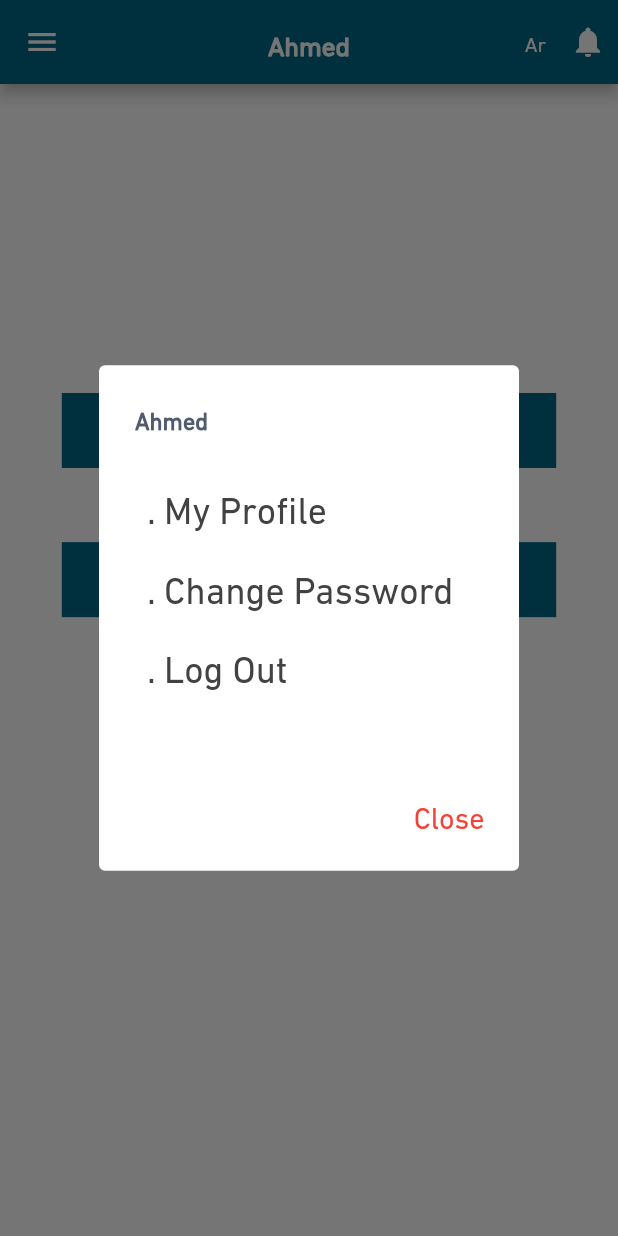
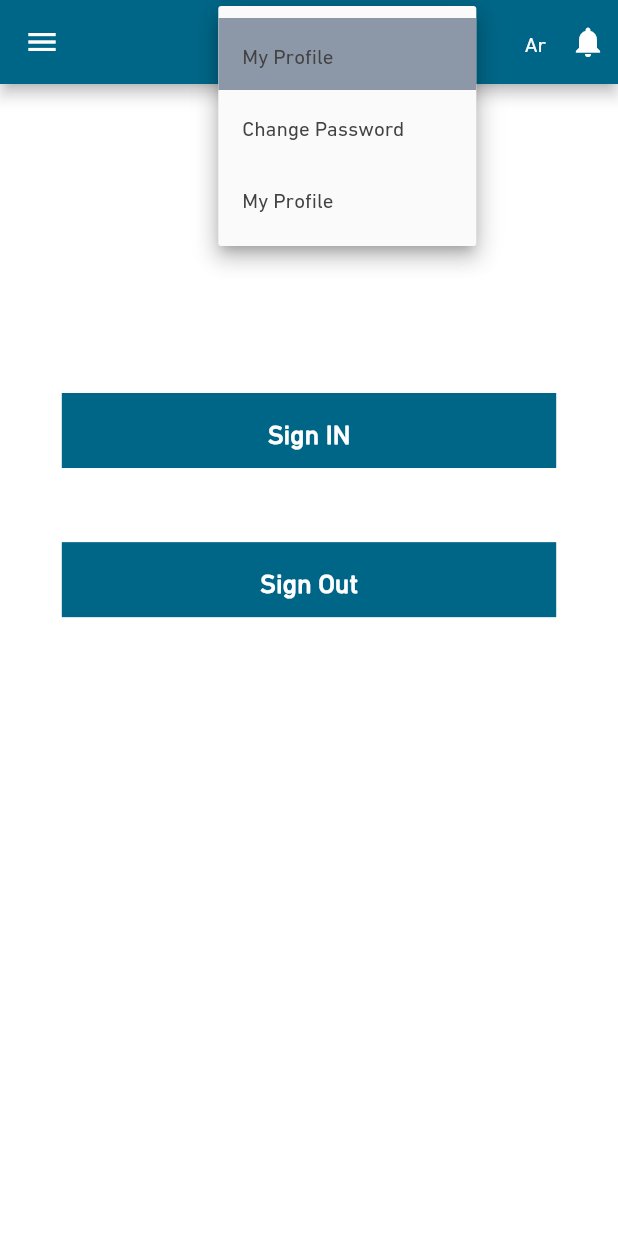
Before and after one commit to khaled-nagy/b_smart, a Flutter app: the HomePage screen opened directly, after a tap on "Ahmed", on a phone screen of 412 x 824 dp. Run offline on Flutter 3.47's test engine with Material 2 defaults, Android fonts, the phone set to English and light mode, and no system bars; our stand-ins replace easy_localization, firebase_messaging, flutter_rating_bar, flutter_spinkit, fluttertoast, location and 4 more; accounts and stored records are empty.

Commit message:
some changes in appbar

```diff
--- a/lib/main.dart
+++ b/lib/main.dart
@@ -1,11 +1,11 @@
 import 'package:b_smart/src/screens/splash_screen.dart';
+import 'package:b_smart/src/statemanagment/Change_Language.dart';
 import 'package:b_smart/src/statemanagment/selectRequestType.dart';
 import 'package:easy_localization/easy_localization.dart';
  import 'package:flutter/material.dart';
 import 'package:flutter_localizations/flutter_localizations.dart';
 import 'package:provider/provider.dart';
-import 'package:device_preview/device_preview.dart';
-void main() {
+ void main() {
   WidgetsFlutterBinding.ensureInitialized();
   // PushNotificationService().initialise();
   runApp(
@@ -37,6 +37,9 @@ class MyApp extends StatelessWidget {
       providers: [
         ChangeNotifierProvider<SelectRequest>(create: (context) {
               return SelectRequest();
+         },),
+         ChangeNotifierProvider<ChangeLanguage>(create: (context) {
+              return ChangeLanguage();
          },)
       ],
           child: MaterialApp(
--- /dev/null
+++ b/lib/src/statemanagment/Change_Language.dart
@@ -0,0 +1,13 @@
+import 'package:flutter/material.dart';
+
+
+    class ChangeLanguage  extends ChangeNotifier {
+        String _language ;
+        String get language {
+          return _language;
+        }
+        set language (type){
+       this._language = type;
+       notifyListeners();
+        }
+    }
--- a/lib/src/widgets/Appbar.dart
+++ b/lib/src/widgets/Appbar.dart
@@ -1,6 +1,7 @@
 import 'package:flutter/material.dart';
 
 Widget appbar({BuildContext context}) {
+  var size = MediaQuery.of(context).size;
   return AppBar(
     actions: [
       Padding(
@@ -12,46 +13,84 @@ Widget appbar({BuildContext context}) {
         child: Center(child: Icon(Icons.notifications)),
       ),
     ],
-    title: InkWell(
-      onTap: (){
-         showDialog(context: context,builder:(context){
-           return AlertDialog(elevation: 0,
-             title: Text("Ahmed",style: Theme.of(context).textTheme.headline2,),
-             content: Container(height: 170.0,
-               child: Column(crossAxisAlignment: CrossAxisAlignment.start,
+    title: Row(
       children: [
-                   Padding(
-                     padding: const EdgeInsets.all(8.0),
-                     child: Text(". My Profile",style: TextStyle(fontSize: 25.0),),
+        SizedBox(
+          width: size.width * 0.2,
         ),
-                   Padding(
-                     padding: const EdgeInsets.all(8.0),
-                     child: Text(". Change Password",style: TextStyle(fontSize: 25.0),),
+        DropdownButton(
+          isDense: false,
+          isExpanded: false,
+          underline: Container(),
+          hint: Text("Ahmed",
+              style: TextStyle(
+                  color: Colors.white,
+                  fontWeight: FontWeight.w600,
+                  fontSize: 20.0)),
+          iconDisabledColor: Theme.of(context).backgroundColor,
+
+          iconEnabledColor: Theme.of(context).backgroundColor,
+          //  value: "Ahmed",
+          onChanged: (value) {
+            value = "Ahmed";
+          },
+          items: [
+            DropdownMenuItem(
+              child: Text("My Profile"),
+              value: "My Profile",
             ),
-                   Padding(
-                     padding: const EdgeInsets.all(8.0),
-                     child: Text(". Log Out",style: TextStyle(fontSize: 25.0),),
-                   )
+            DropdownMenuItem(
+              child: Text("Change Password"),
+              value: "My Profile",
+            ),
+            DropdownMenuItem(
+              child: Text("My Profile"),
+              value: "Log Out",
+            ),
           ],
         ),
-             ),actions: [
-               Padding(
-                 padding: const EdgeInsets.all(15),
-                 child: InkWell(
-                   onTap: (){
-                     Navigator.pop(context);
-                   },
-                   child: Text("Close",style: TextStyle(color: Colors.red,fontSize: 20.0),)),
-               )
       ],
-           );
-         } );
-      },
-          child: Text(
-        "Ahmed",
-        style: Theme.of(context).textTheme.headline1,
     ),
-    ),
+    // title: InkWell(
+    //   onTap: (){
+    //      showDialog(context: context,builder:(context){
+    //        return AlertDialog(elevation: 0,
+    //          title: Text("Ahmed",style: Theme.of(context).textTheme.headline2,),
+    //          content: Container(height: 170.0,
+    //            child: Column(crossAxisAlignment: CrossAxisAlignment.start,
+    //              children: [
+    //                Padding(
+    //                  padding: const EdgeInsets.all(8.0),
+    //                  child: Text(". My Profile",style: TextStyle(fontSize: 25.0),),
+    //                ),
+    //                Padding(
+    //                  padding: const EdgeInsets.all(8.0),
+    //                  child: Text(". Change Password",style: TextStyle(fontSize: 25.0),),
+    //                ),
+    //                Padding(
+    //                  padding: const EdgeInsets.all(8.0),
+    //                  child: Text(". Log Out",style: TextStyle(fontSize: 25.0),),
+    //                )
+    //              ],
+    //            ),
+    //          ),actions: [
+    //            Padding(
+    //              padding: const EdgeInsets.all(15),
+    //              child: InkWell(
+    //                onTap: (){
+    //                  Navigator.pop(context);
+    //                },
+    //                child: Text("Close",style: TextStyle(color: Colors.red,fontSize: 20.0),)),
+    //            )
+    //          ],
+    //        );
+    //      } );
+    //   },
+    //       child: Text(
+    //     "Ahmed",
+    //     style: Theme.of(context).textTheme.headline1,
+    //   ),
+    // ),
     centerTitle: true,
     backgroundColor: Theme.of(context).backgroundColor,
   );
--- a/lib/src/widgets/Drawer.dart
+++ b/lib/src/widgets/Drawer.dart
@@ -42,7 +42,7 @@ class Drawerc extends StatelessWidget {
               },
               child: new ListTile(
                 leading: Icon(
-                  Icons.home,
+                  Icons.note_add_outlined,
                   color: Theme.of(context).backgroundColor,
                 ),
                 title: Text(
@@ -58,7 +58,7 @@ class Drawerc extends StatelessWidget {
               },
               child: new ListTile(
                 leading: Icon(
-                  Icons.home,
+                  Icons.format_list_bulleted,
                   color: Theme.of(context).backgroundColor,
                 ),
                 title: Text(
@@ -75,7 +75,7 @@ class Drawerc extends StatelessWidget {
            },
                           child: new ListTile(
                 leading: Icon(
-                  Icons.home,
+                  Icons.list_alt_outlined,
                   color: Theme.of(context).backgroundColor,
                 ),
                 title: Text(
@@ -86,10 +86,10 @@ class Drawerc extends StatelessWidget {
             ),
             Divider(),
             new ListTile(
-              leading: Icon(
-                Icons.home,
-                color: Theme.of(context).backgroundColor,
-              ),
+              leading:  Container(
+                height: 30.0,
+                width: 30.0,
+                child: Image.asset("assets/imgs/attendance.png",color:Theme.of(context).backgroundColor ,)),
               title: Text(
                 "My Attendance",
                 style: Theme.of(context).textTheme.headline2,
--- a/lib/src/widgets/Dropdownbtn.dart
+++ b/lib/src/widgets/Dropdownbtn.dart
@@ -1,9 +1,12 @@
 import 'package:flutter/material.dart';
-
+import 'package:provider/provider.dart';
+import 'package:b_smart/src/statemanagment/Change_Language.dart';
 class DropDownButton extends StatelessWidget {
   @override
   Widget build(BuildContext context) {
            var size =MediaQuery.of(context).size;
+           var prov= Provider.of<ChangeLanguage>(context);
+           print(prov.language);
     return Container(
       color: Theme.of(context).accentColor,
       height: 50.0,
@@ -12,13 +15,18 @@ class DropDownButton extends StatelessWidget {
         padding: const EdgeInsets.all(8.0),
         child: DropdownButton(underline: Container(),
            isDense: true,
-          onChanged: (value) {},isExpanded: true,
+           value: prov.language,
+          onChanged: (value) {
+          prov.language= value  ;
+          },isExpanded: true,
           items: [
             DropdownMenuItem(
               child: Text("English"),
+              value: "English",
             ),
             DropdownMenuItem(
               child: Text("العربيه"),
+              value:"العربيه" ,
             ),
 
 
```
Also changed, not shown: assets/imgs/attendance.png (added). Lines whose indentation alone changed are shown as unchanged.
